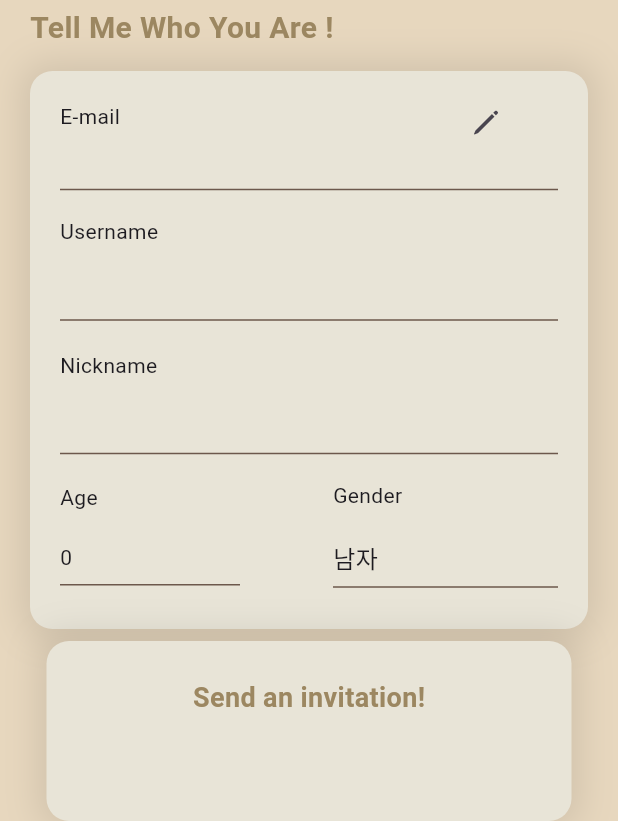
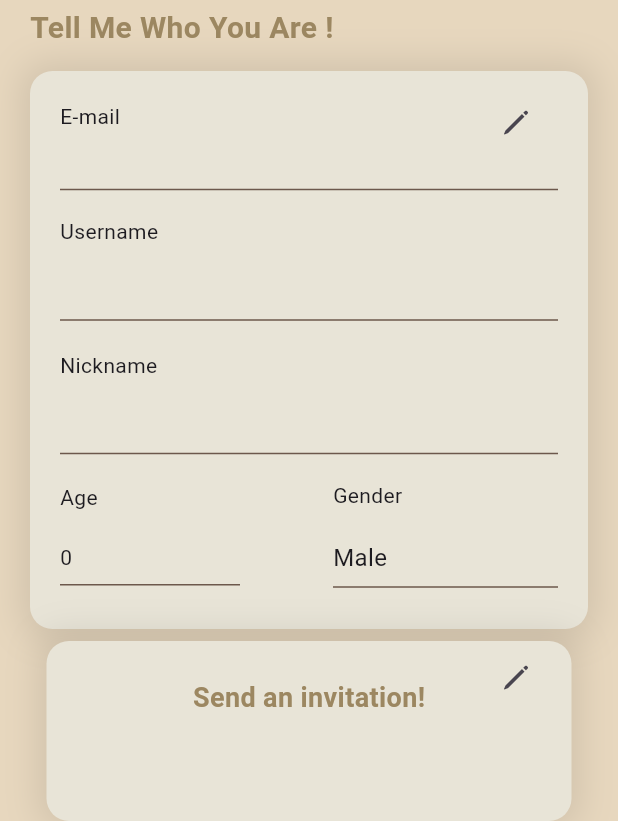
Before and after one commit to Fam-Story/fam-Story_frontend, a Flutter app: the SettingPage screen opened directly, on a phone screen of 412 x 824 dp. Shown: the part 139-960 px from the top of the screen. Run offline on Flutter 3.47's test engine with Material 3 defaults, Android fonts, the phone set to English and light mode, and no system bars; our stand-ins replace firebase_core, firebase_messaging, flutter_calendar_carousel, flutter_chat_bubble, flutter_local_notifications, flutter_secure_storage and 2 more; accounts and stored records are empty.

Commit message:
:pencil2: Fix: 한글로 적은 부분 영어로 수정
Fix: 한글로 적은 부분 영어로 수정

```diff
--- a/lib/pages/setting_page.dart
+++ b/lib/pages/setting_page.dart
@@ -326,7 +326,7 @@ class _SettingPageState extends State<SettingPage> with TickerProviderStateMixin
                                             Text("Gender"),
                                             const SizedBox(height: 20),
                                             Text(
-                                              context.read<IdProvider>().gender == 0 ? "남자" : "여자",
+                                              context.read<IdProvider>().gender == 0 ? "Male" : "Female",
                                               // TODO: 수정해야됨
                                               style: TextStyle(
                                                 fontSize: 16,
@@ -347,7 +347,7 @@ class _SettingPageState extends State<SettingPage> with TickerProviderStateMixin
             ),
           ),
           Positioned(
-            left: 300,
+            left: 320,
             right: 0,
             top: 110,
             child: Row(
@@ -416,6 +416,26 @@ class _SettingPageState extends State<SettingPage> with TickerProviderStateMixin
               ),
             ),
           ),
+          if(!isEditMode)
+          Positioned(
+            left: 320,
+            right: 0,
+            top: 480,
+            child: Row(
+              mainAxisAlignment: MainAxisAlignment.spaceBetween,
+              children: [
+                IconButton(
+                    onPressed: () {
+                      setState(() {
+                        // Toggle the edit mode when the button is pressed
+                        isEditMode = !isEditMode;
+                      });
+                    },
+                    icon: const Icon(CupertinoIcons.pen)),
+              ],
+            ),
+          ),
+          if(!isEditMode)
           Positioned(
             left: 0,
             right: 0,
```
Also changed, not shown: pubspec.lock.
